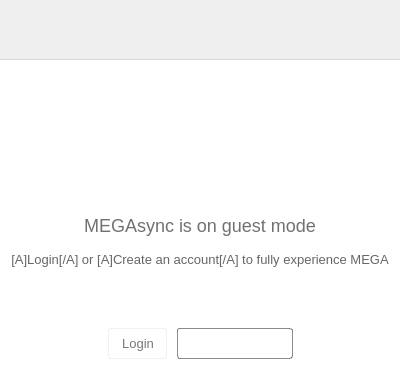
This is src/MEGASync/gui/linux/GuestWidget.ui in meganz/MEGAsync as Qt 5 draws it before an edit. The edited form follows.
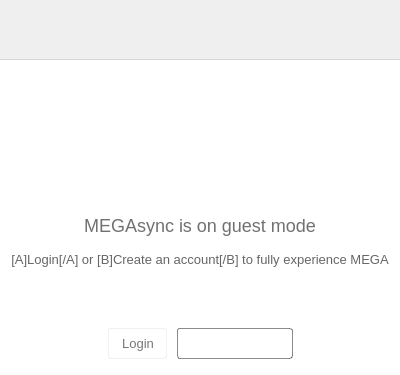
This is the edited form. Icons and pictures are not drawn.

The edit to the form file:
```diff
--- a/src/MEGASync/gui/linux/GuestWidget.ui
+++ b/src/MEGASync/gui/linux/GuestWidget.ui
@@ -384,7 +384,7 @@
       <item>
        <widget class="QLabel" name="lDescLogin">
         <property name="text">
-         <string>[A]Login[/A] or [A]Create an account[/A] to fully experience MEGA</string>
+         <string>[A]Login[/A] or [B]Create an account[/B] to fully experience MEGA</string>
         </property>
         <property name="alignment">
          <set>Qt::AlignCenter</set>
```
